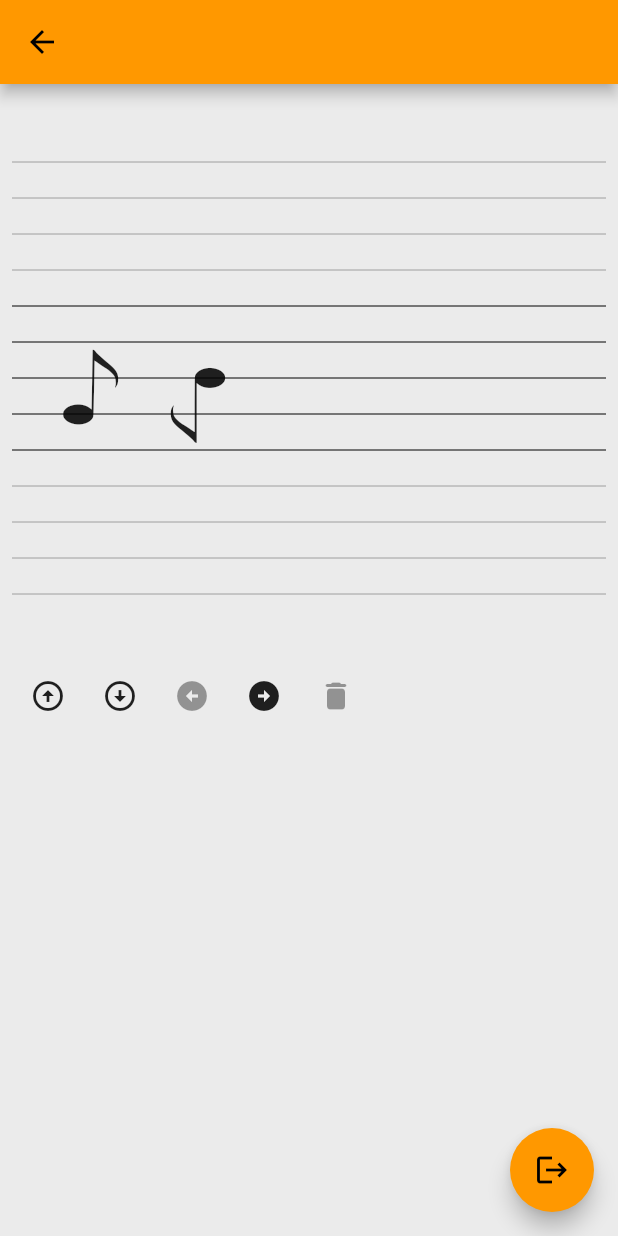
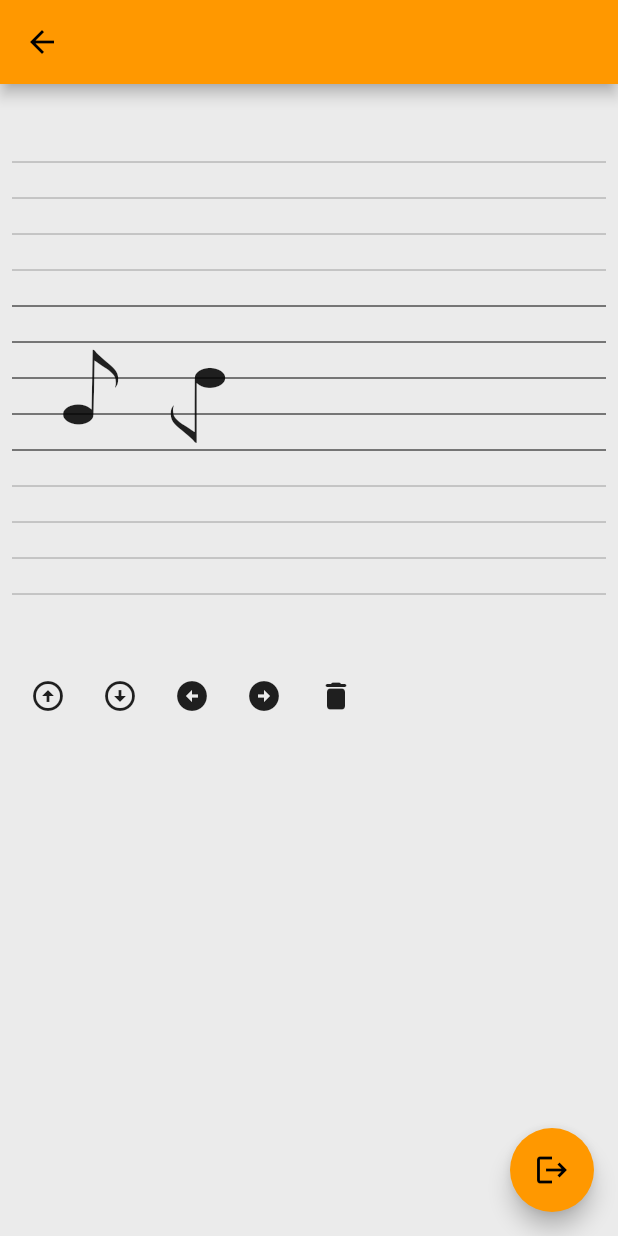
Before and after one commit to zoskar/tranquillo, a Flutter app: the HomeScreen screen opened directly, after a tap on the "arrow circle right" icon, on a phone screen of 412 x 824 dp. Run offline on Flutter 3.47's test engine with Material 2 defaults, Android fonts, the phone set to English and light mode, and no system bars; our stand-ins replace firebase_auth, firebase_core, firebase_database, flutter_bloc, flutter_form_builder, flutter_hooks; accounts and stored records are empty; network calls fail.

```diff
--- a/lib/cubits/beat_cubit.dart
+++ b/lib/cubits/beat_cubit.dart
@@ -1,5 +1,3 @@
-import 'dart:math';
-
 import 'package:flutter_bloc/flutter_bloc.dart';
 import 'package:dict/classes.dart';
 
@@ -14,14 +12,6 @@ class BeatCubit extends Cubit<BeatState> {
     index = 0;
     emit(BeatSetState());
   }
-
-  // double getAngle() {
-  //   if (beat.notes[index].pitch <= 12) {
-  //     return pi;
-  //   } else {
-  //     return pi / 180;
-  //   }
-  // }
 
   down() {
     if (beat.notes[index].pitch < 24) {
@@ -40,9 +30,30 @@ class BeatCubit extends Cubit<BeatState> {
   }
 
   right() {
-    if (index < 2) {
-      beat.notes.add(Note(duration: 1, pitch: 12));
+    if (index < 3) {
+      if (index == beat.notes.length - 1) {
+        beat.notes.add(Note(duration: 1, pitch: 12));
+      }
       index += 1;
+    }
+
+    emit(BeatSetState());
+  }
+
+  left() {
+    if (index > 0) {
+      index -= 1;
+    }
+
+    emit(BeatSetState());
+  }
+
+  delete() {
+    if (beat.notes.length > 1) {
+      beat.notes.removeAt(index);
+      if (index > 0) {
+        index -= 1;
+      }
     }
 
     emit(BeatSetState());
--- a/lib/home_screen.dart
+++ b/lib/home_screen.dart
@@ -54,24 +54,6 @@ class HomeScreen extends StatelessWidget {
                                   ),
                                 ],
                               ),
-                            // SizedBox(
-                            //   height: distance *
-                            //       step *
-                            //       context
-                            //           .read<BeatCubit>()
-                            //           .beat
-                            //           .notes
-                            //           .last
-                            //           .pitch,
-                            // ),
-                            // Transform.rotate(
-                            //   angle: context.read<BeatCubit>().getAngle(),
-                            //   child: const Icon(
-                            //     Notes.eight,
-                            //     size: 88,
-                            //   ),
-                            // ),
-                            // ],
                           ],
                         ),
                       )
@@ -93,9 +75,11 @@ class HomeScreen extends StatelessWidget {
                       },
                       icon: const Icon(Icons.arrow_circle_down),
                     ),
-                    const IconButton(
-                      onPressed: null,
-                      icon: Icon(Icons.arrow_circle_left),
+                    IconButton(
+                      onPressed: () {
+                        context.read<BeatCubit>().left();
+                      },
+                      icon: const Icon(Icons.arrow_circle_left),
                     ),
                     IconButton(
                       onPressed: () {
@@ -103,9 +87,11 @@ class HomeScreen extends StatelessWidget {
                       },
                       icon: const Icon(Icons.arrow_circle_right),
                     ),
-                    const IconButton(
-                      onPressed: null,
-                      icon: Icon(Icons.delete_rounded),
+                    IconButton(
+                      onPressed: () {
+                        context.read<BeatCubit>().delete();
+                      },
+                      icon: const Icon(Icons.delete_rounded),
                     )
                   ],
                 )
```
